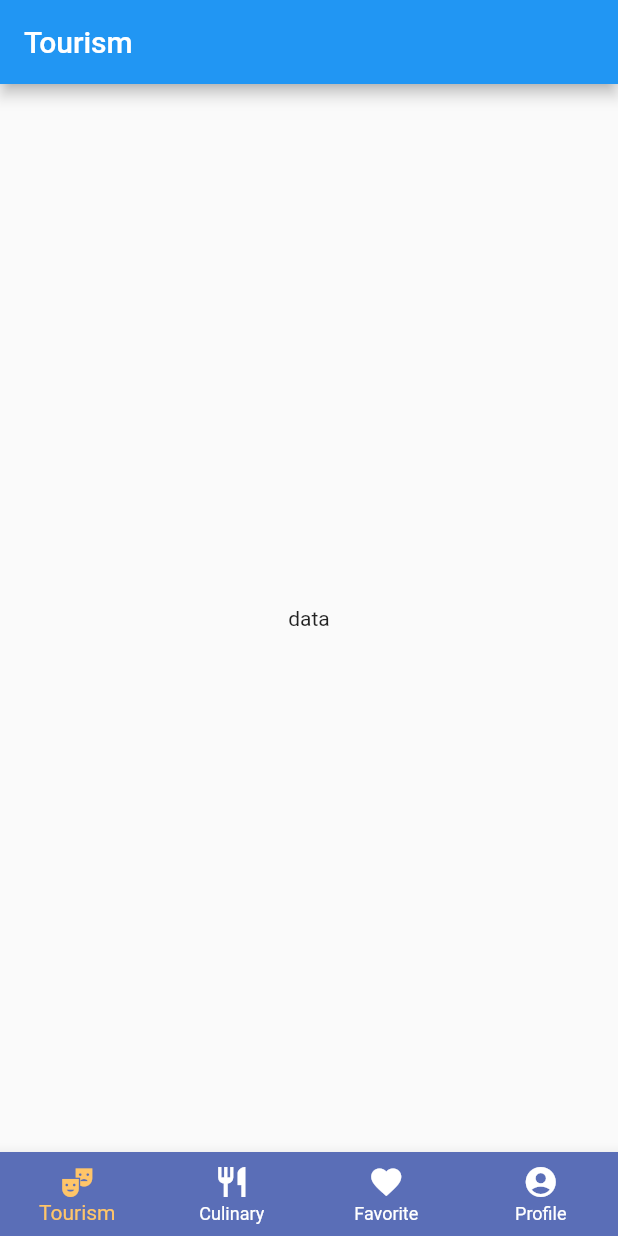
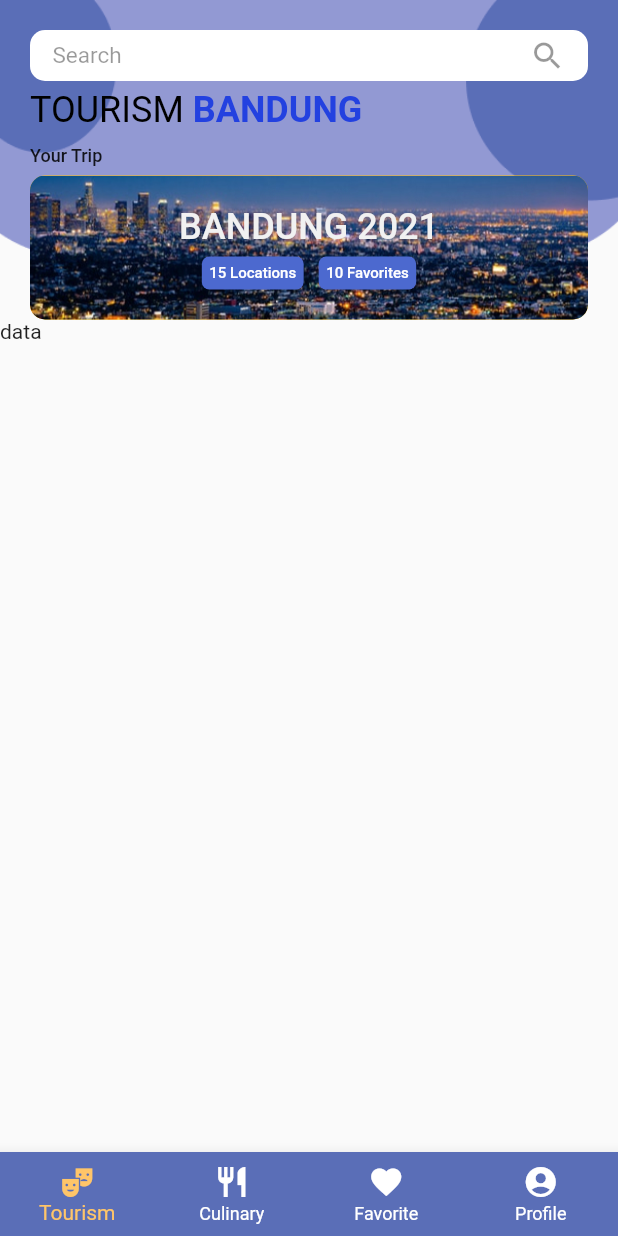
Before and after one commit to hafiyyanabdulaziz/tourpedia, a Flutter app: the screen it shows after launch, on a phone screen of 412 x 824 dp. Run offline on Flutter 3.47's test engine with Material 2 defaults, Android fonts, the phone set to English and light mode, and no system bars; drawn by our look-alikes of touchable_opacity.

Commit message:
membuat header tourism dan sudah bisa ontap custom button

```diff
--- a/lib/ui/pages/get_started.dart
+++ b/lib/ui/pages/get_started.dart
@@ -1,4 +1,5 @@
 import 'package:flutter/material.dart';
+import 'package:tourpedia/ui/pages/login.dart';
 import 'package:tourpedia/ui/widgets/custom_button.dart';
 import 'package:tourpedia/utils/my_colors.dart';
 
@@ -53,8 +54,15 @@ class GetStarted extends StatelessWidget {
                     //   textAlign: TextAlign.center,
                     // ),
                   ),
-                  const CustomButton(
-                    title: "halo",
+                  CustomButton(
+                    title: "Start Now!",
+                    onTap: () {
+                      Navigator.push(
+                          context,
+                          MaterialPageRoute(
+                            builder: (context) => const Login(),
+                          ));
+                    },
                   ),
                 ],
               ),
--- a/lib/ui/pages/login.dart
+++ b/lib/ui/pages/login.dart
@@ -102,8 +102,11 @@ class _LoginState extends State<Login> {
                   labelStyle: TextStyle(color: MyColors.black, fontSize: 15)),
             ),
           ),
-
-          const Center(child: CustomButton(title: 'LOGIN')),
+          Center(
+              child: CustomButton(
+            title: 'LOGIN',
+            onTap: () {},
+          )),
         ],
       ),
     );
--- a/lib/ui/pages/profile.dart
+++ b/lib/ui/pages/profile.dart
@@ -13,6 +13,7 @@ class _ProfileState extends State<Profile> {
     return Scaffold(
       appBar: AppBar(
         title: const Text('Profile'),
+        centerTitle: true,
       ),
       body: const Center(
         child: Text('data'),
--- a/lib/ui/pages/tourism.dart
+++ b/lib/ui/pages/tourism.dart
@@ -1,7 +1,9 @@
 import 'package:flutter/material.dart';
+import 'package:tourpedia/ui/widgets/custom_header.dart';
 
 class Tourism extends StatefulWidget {
-  const Tourism({Key? key}) : super(key: key);
+  final GestureTapCallback? onTap;
+  const Tourism({Key? key, this.onTap}) : super(key: key);
 
   @override
   _TourismState createState() => _TourismState();
@@ -11,11 +13,11 @@ class _TourismState extends State<Tourism> {
   @override
   Widget build(BuildContext context) {
     return Scaffold(
-      appBar: AppBar(
-        title: const Text('Tourism'),
-      ),
-      body: const Center(
-        child: Text('data'),
+      body: ListView(
+        children: [
+          CustomHeader(searchTap: widget.onTap),
+          const Text('data'),
+        ],
       ),
     );
   }
--- a/lib/ui/widgets/custom_button.dart
+++ b/lib/ui/widgets/custom_button.dart
@@ -3,12 +3,15 @@ import 'package:touchable_opacity/touchable_opacity.dart';
 import 'package:tourpedia/utils/my_colors.dart';
 
 class CustomButton extends StatelessWidget {
+  final GestureTapCallback onTap;
   final String title;
-  const CustomButton({Key? key, required this.title}) : super(key: key);
+  const CustomButton({Key? key, required this.title, required this.onTap})
+      : super(key: key);
 
   @override
   Widget build(BuildContext context) {
     return TouchableOpacity(
+      onTap: onTap,
       child: Container(
         child: Center(
           child: Text(
--- /dev/null
+++ b/lib/ui/widgets/custom_header.dart
@@ -0,0 +1,143 @@
+import 'package:flutter/material.dart';
+import 'package:flutter/widgets.dart';
+import 'package:tourpedia/ui/widgets/custom_search_bar.dart';
+import 'package:tourpedia/utils/my_colors.dart';
+
+class CustomHeader extends StatefulWidget {
+  final GestureTapCallback? searchTap;
+  const CustomHeader({Key? key, required this.searchTap}) : super(key: key);
+
+  @override
+  _CustomHeaderState createState() => _CustomHeaderState();
+}
+
+class _CustomHeaderState extends State<CustomHeader> {
+  @override
+  Widget build(BuildContext context) {
+    return Stack(
+      // ignore: prefer_const_literals_to_create_immutables
+      children: [
+        const Image(
+          image: AssetImage('lib/assets/images/background_custom_header.png'),
+        ),
+        Column(
+          crossAxisAlignment: CrossAxisAlignment.start,
+          children: [
+            /**
+                   * SEARCH
+                   */
+            CustomSearchBar(searchTap: widget.searchTap),
+            /**
+                   * TOURISM BANDUNG
+                   */
+            Padding(
+              padding: const EdgeInsets.only(top: 5, left: 20, right: 20),
+              child: RichText(
+                textAlign: TextAlign.center,
+                text: const TextSpan(
+                  style: TextStyle(fontSize: 24, color: MyColors.black),
+                  children: [
+                    TextSpan(text: "TOURISM "),
+                    TextSpan(
+                        text: "BANDUNG",
+                        style: TextStyle(
+                            fontWeight: FontWeight.bold,
+                            color: MyColors.blueSecondary)),
+                  ],
+                ),
+              ),
+            ),
+            /**
+                   * YOUR TRIP
+                   */
+            const Padding(
+              padding: EdgeInsets.only(left: 20, right: 20, top: 10, bottom: 6),
+              child: Text(
+                'Your Trip',
+                style: TextStyle(fontSize: 12, fontWeight: FontWeight.w500),
+              ),
+            ),
+            /**
+                   * CONTAINER BANDUNG
+                   */
+            Center(
+              child: Container(
+                padding: const EdgeInsets.only(top: 20, bottom: 20),
+                width: MediaQuery.of(context).size.width - 40,
+                decoration: const BoxDecoration(
+                  borderRadius: BorderRadius.all(Radius.circular(10)),
+                  color: Colors.amber,
+                  image: DecorationImage(
+                    image: AssetImage('lib/assets/images/city_bandung.jpg'),
+                    fit: BoxFit.cover,
+                  ),
+                ),
+                child: Column(
+                  // ignore: prefer_const_literals_to_create_immutables
+                  children: [
+                    /**
+                           * TEXT BANDUNG 2021
+                           */
+                    const Padding(
+                      padding: EdgeInsets.only(bottom: 6),
+                      child: Text(
+                        'BANDUNG 2021',
+                        style: TextStyle(
+                          color: MyColors.greyOne,
+                          fontSize: 24,
+                          fontWeight: FontWeight.w500,
+                        ),
+                      ),
+                    ),
+                    Row(
+                      mainAxisAlignment: MainAxisAlignment.center,
+                      children: [
+                        /**
+                               * LOCATION
+                               */
+                        Container(
+                          decoration: const BoxDecoration(
+                            borderRadius: BorderRadius.all(Radius.circular(5)),
+                            color: MyColors.blueThird,
+                          ),
+                          padding: const EdgeInsets.all(5),
+                          child: const Text(
+                            '15 Locations',
+                            style: TextStyle(
+                              color: MyColors.white,
+                              fontSize: 10,
+                              fontWeight: FontWeight.w500,
+                            ),
+                          ),
+                        ),
+                        const SizedBox(width: 10),
+                        /**
+                               * Favorite
+                               */
+                        Container(
+                          decoration: const BoxDecoration(
+                            borderRadius: BorderRadius.all(Radius.circular(5)),
+                            color: MyColors.blueThird,
+                          ),
+                          padding: const EdgeInsets.all(5),
+                          child: const Text(
+                            '10 Favorites',
+                            style: TextStyle(
+                              color: MyColors.white,
+                              fontSize: 10,
+                              fontWeight: FontWeight.w500,
+                            ),
+                          ),
+                        ),
+                      ],
+                    ),
+                  ],
+                ),
+              ),
+            ),
+          ],
+        ),
+      ],
+    );
+  }
+}
--- /dev/null
+++ b/lib/ui/widgets/custom_search_bar.dart
@@ -0,0 +1,45 @@
+import 'package:flutter/material.dart';
+import 'package:flutter/widgets.dart';
+import 'package:touchable_opacity/touchable_opacity.dart';
+import 'package:tourpedia/utils/my_colors.dart';
+
+class CustomSearchBar extends StatelessWidget {
+  final GestureTapCallback? searchTap;
+  const CustomSearchBar({Key? key, required this.searchTap}) : super(key: key);
+
+  @override
+  Widget build(BuildContext context) {
+    return TouchableOpacity(
+      onTap: searchTap,
+      child: Center(
+        child: Container(
+          width: MediaQuery.of(context).size.width - 40,
+          padding:
+              const EdgeInsets.only(left: 15, right: 15, top: 5, bottom: 5),
+          margin: const EdgeInsets.only(top: 20),
+          decoration: const BoxDecoration(
+            borderRadius: BorderRadius.all(Radius.circular(10)),
+            color: MyColors.white,
+          ),
+          child: Row(
+            mainAxisAlignment: MainAxisAlignment.spaceBetween,
+            // ignore: prefer_const_literals_to_create_immutables
+            children: [
+              Text(
+                'Search',
+                style: TextStyle(
+                  color: Colors.black.withOpacity(0.4),
+                  fontSize: 15,
+                ),
+              ),
+              Icon(
+                Icons.search,
+                color: Colors.black.withOpacity(0.4),
+              ),
+            ],
+          ),
+        ),
+      ),
+    );
+  }
+}
--- a/lib/utils/my_colors.dart
+++ b/lib/utils/my_colors.dart
@@ -5,5 +5,7 @@ class MyColors {
   static const Color white = Colors.white;
   static const Color black = Colors.black;
   static const Color bluePrimary = Color(0xFF5A6EB7);
+  static const Color blueSecondary = Color(0xFF2341E0);
+  static const Color blueThird = Color(0xFF4C69CF);
   static const Color greyOne = Color(0xFFF1F1F1);
 }
```
Also changed, not shown: lib/assets/images/background_custom_header.png (added), lib/assets/images/city_bandung.jpg (added).
